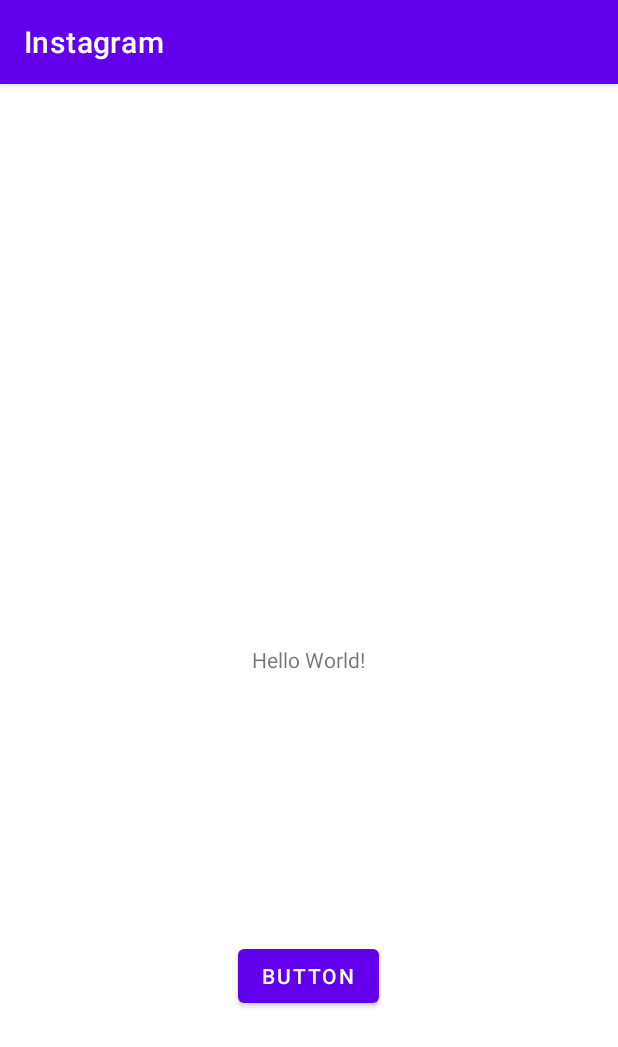
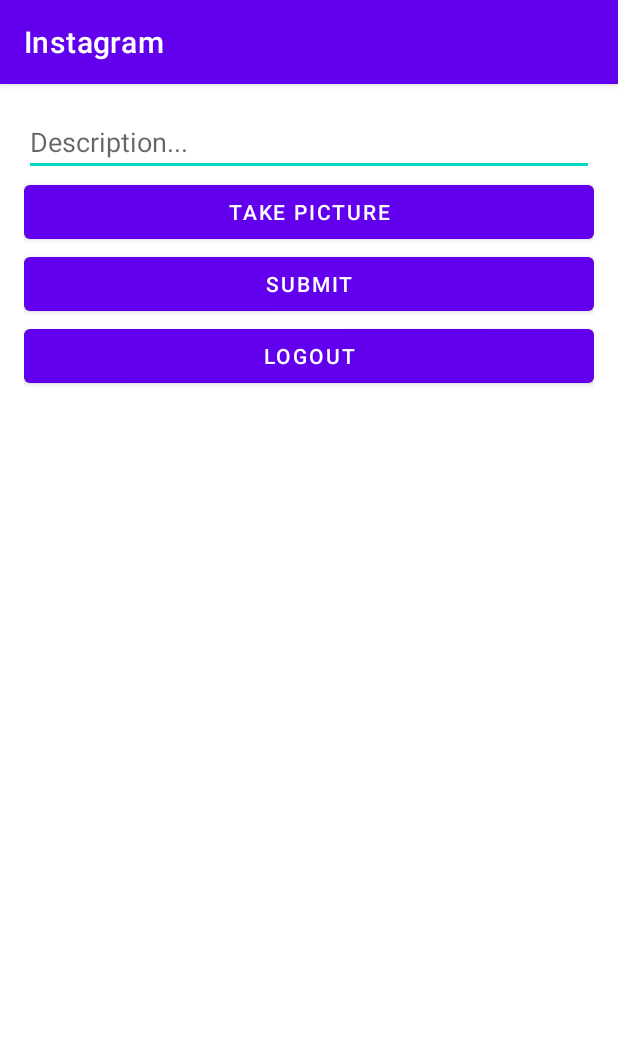
Before and after one commit to mollyxu/Instagram, an Android app: the MainActivity screen opened directly, with no data from a screen before it, on a phone screen of 412 x 824 dp. Shown: the top 1047 px of the screen. Run offline under Robolectric (Android 15) with nearby library versions, the phone set to English and light mode, and no system bars; libraries missing offline, so code that uses them is left out: com.parse; 3 statements that could not run were skipped.

```diff
--- a/app/src/main/java/com/example/instagram/LoginActivity.java
+++ b/app/src/main/java/com/example/instagram/LoginActivity.java
@@ -30,9 +30,9 @@ public class LoginActivity extends AppCompatActivity {
             goMainActivity();
         }
 
-        etUsername = findViewById(R.id.etUsername);
-        etPassword = findViewById(R.id.etPassword);
-        btnLogin = findViewById(R.id.btnLogin);
+        etUsername = findViewById(R.id.et_username);
+        etPassword = findViewById(R.id.et_password);
+        btnLogin = findViewById(R.id.btn_login);
         btnLogin.setOnClickListener(new View.OnClickListener() {
             @Override
             public void onClick(View v) {
--- a/app/src/main/java/com/example/instagram/MainActivity.java
+++ b/app/src/main/java/com/example/instagram/MainActivity.java
@@ -5,16 +5,56 @@ import androidx.appcompat.app.AppCompatActivity;
 import android.content.Intent;
 import android.os.Bundle;
 import android.os.Handler;
+import android.util.Log;
 import android.view.View;
+import android.widget.Button;
+import android.widget.EditText;
+import android.widget.ImageView;
 
+import com.parse.FindCallback;
+import com.parse.ParseException;
+import com.parse.ParseQuery;
 import com.parse.ParseUser;
 
+import java.util.List;
+
 public class MainActivity extends AppCompatActivity {
+
+    public static final String TAG = "MainActivity";
+    private EditText etDescription;
+    private Button btnCaptureImage;
+    private ImageView ivPostImage;
+    private Button btnSubmit;
 
     @Override
     protected void onCreate(Bundle savedInstanceState) {
         super.onCreate(savedInstanceState);
         setContentView(R.layout.activity_main);
+
+        etDescription = findViewById(R.id.et_description);
+        btnCaptureImage = findViewById(R.id.btn_capture_image);
+        ivPostImage = findViewById(R.id.iv_post_image);
+        btnSubmit = findViewById(R.id.btn_submit);
+
+        queryPosts();
+
+    }
+
+    private void queryPosts() {
+        ParseQuery<Post>query = ParseQuery.getQuery(Post.class);
+        query.include(Post.KEY_USER);
+        query.findInBackground(new FindCallback<Post>() {
+            @Override
+            public void done(List<Post> posts, ParseException e) {
+                if (e != null) {
+                    Log.e(TAG, "Issue with getting posts", e);
+                    return;
+                }
+                for (Post post : posts) {
+                    Log.i(TAG, "Post: " + post.getDescription() + ", username: " + post.getUser().getUsername());
+                }
+            }
+        });
     }
 
     public void onLogoutButton(View view) {
--- a/app/src/main/java/com/example/instagram/ParseApplication.java
+++ b/app/src/main/java/com/example/instagram/ParseApplication.java
@@ -10,6 +10,7 @@ public class ParseApplication extends Application {
     public void onCreate() {
         super.onCreate();
 
+        ParseObject.registerSubclass(Post.class);
         Parse.initialize(new Parse.Configuration.Builder(this)
                 .applicationId("GP6n0uhX7qIw2vGVbqAWA26FepxjGxBiZAvMKP8F")
                 .clientKey("51egfDMLDuFw3CPrCT2g2z4BiebvO2hL8IjdWMUq")
--- a/app/src/main/res/layout/activity_login.xml
+++ b/app/src/main/res/layout/activity_login.xml
@@ -9,7 +9,7 @@
     tools:context=".LoginActivity">
 
     <EditText
-        android:id="@+id/etUsername"
+        android:id="@+id/et_username"
         android:layout_width="match_parent"
         android:layout_height="wrap_content"
         android:layout_weight="1"
@@ -17,7 +17,7 @@
         android:hint="username" />
 
     <EditText
-        android:id="@+id/etPassword"
+        android:id="@+id/et_password"
         android:layout_width="match_parent"
         android:layout_height="wrap_content"
         android:layout_weight="1"
@@ -26,7 +26,7 @@
         android:inputType="textPassword" />
 
     <Button
-        android:id="@+id/btnLogin"
+        android:id="@+id/btn_login"
         android:layout_width="match_parent"
         android:layout_height="wrap_content"
         android:layout_weight="1"
--- a/app/src/main/res/layout/activity_main.xml
+++ b/app/src/main/res/layout/activity_main.xml
@@ -1,32 +1,45 @@
 <?xml version="1.0" encoding="utf-8"?>
-<RelativeLayout xmlns:android="http://schemas.android.com/apk/res/android"
+<LinearLayout xmlns:android="http://schemas.android.com/apk/res/android"
     xmlns:app="http://schemas.android.com/apk/res-auto"
     xmlns:tools="http://schemas.android.com/tools"
     android:layout_width="match_parent"
     android:layout_height="match_parent"
+    android:orientation="vertical"
+    android:layout_margin="16dp"
     tools:context=".MainActivity">
 
-    <TextView
-        android:layout_width="wrap_content"
+    <EditText
+        android:id="@+id/et_description"
+        android:layout_width="match_parent"
         android:layout_height="wrap_content"
         android:layout_centerInParent="true"
-        android:text="Hello World!"
-        app:layout_constraintBottom_toBottomOf="parent"
-        app:layout_constraintEnd_toEndOf="parent"
-        app:layout_constraintStart_toStartOf="parent"
-        app:layout_constraintTop_toTopOf="parent" />
+        android:hint="Description..." />
+
+    <Button
+        android:id="@+id/btn_capture_image"
+        android:layout_width="match_parent"
+        android:layout_height="wrap_content"
+        android:text="Take Picture" />
+
+    <ImageView
+        android:id="@+id/iv_post_image"
+        android:layout_width="match_parent"
+        android:layout_height="wrap_content"
+        android:layout_centerInParent="true"
+        tools:srcCompat="@tools:sample/avatars"
+        android:hint="Description..." />
+
+    <Button
+        android:id="@+id/btn_submit"
+        android:layout_width="match_parent"
+        android:layout_height="wrap_content"
+        android:text="Submit" />
 
     <Button
         android:id="@+id/btnLogout"
-        android:layout_width="wrap_content"
+        android:layout_width="match_parent"
         android:layout_height="wrap_content"
-        android:layout_alignParentBottom="true"
-        android:layout_centerHorizontal="true"
-        android:layout_marginBottom="149dp"
         android:onClick="onLogoutButton"
-        android:text="Button"
-        app:layout_constraintEnd_toEndOf="parent"
-        app:layout_constraintStart_toStartOf="parent"
-        tools:layout_editor_absoluteY="561dp" />
+        android:text="Logout" />
 
-</RelativeLayout>
+</LinearLayout>
```
Also changed, not shown: app/src/main/java/com/example/instagram/Post.java (added, +37 -0 lines).
